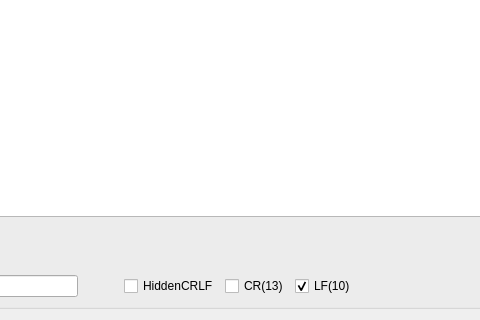
Before: the Qt Designer form DataVisualizer/serialterminal.ui in DamianPodrazaCode/DataVisualizer, drawn with Qt 5; both pictures show x 279 to 759 and y 217 to 537 of the 994 by 537 pixel window.
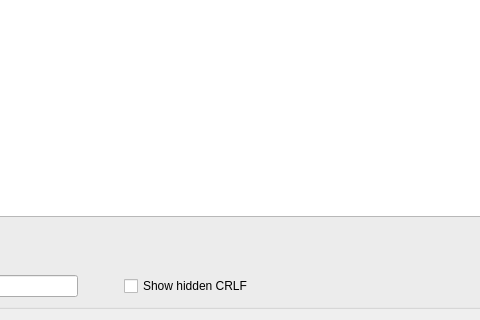
After: the same form once the commit is applied.

Patch:
```diff
--- a/DataVisualizer/serialterminal.ui
+++ b/DataVisualizer/serialterminal.ui
@@ -260,24 +260,7 @@
             <item>
              <widget class="QCheckBox" name="cb_hiddenCRLF">
               <property name="text">
-               <string>HiddenCRLF</string>
-              </property>
-             </widget>
-            </item>
-            <item>
-             <widget class="QCheckBox" name="cb_CR_out">
-              <property name="text">
-               <string>CR(13)</string>
-              </property>
-             </widget>
-            </item>
-            <item>
-             <widget class="QCheckBox" name="cb_LF_out">
-              <property name="text">
-               <string>LF(10)</string>
-              </property>
-              <property name="checked">
-               <bool>true</bool>
+               <string>Show hidden CRLF</string>
               </property>
              </widget>
             </item>
```
Left out of the diff: 12 changed lines with no effect on the pictures.
